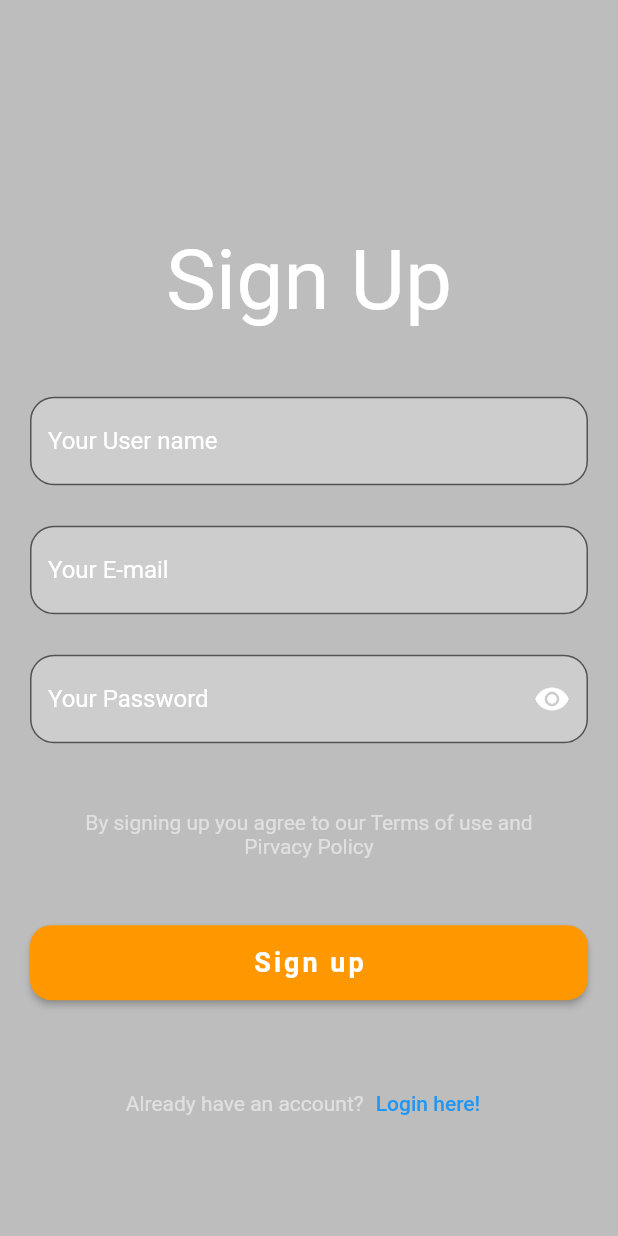
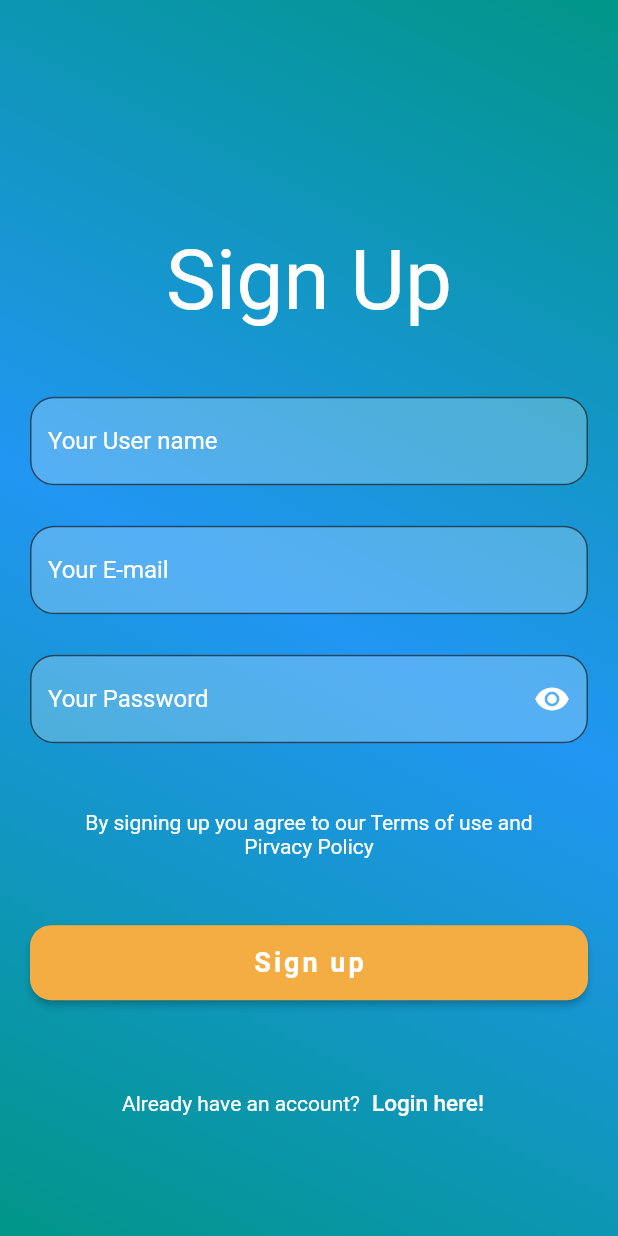
Before and after one commit to GyalbuSherpa5/RecipeApp, a Flutter app: the screen it shows after launch, after a tap on "Sign Up", on a phone screen of 412 x 824 dp. Run offline on Flutter 3.47's test engine with Material 2 defaults, Android fonts, the phone set to English and light mode, and no system bars; our stand-ins replace cloud_firestore, firebase_auth, firebase_core, firebase_storage, image_picker, shared_preferences; accounts and stored records are empty; network calls fail.

Commit message:
final touches

```diff
--- a/done-main/recipe/lib/page/dashBoard.dart
+++ b/done-main/recipe/lib/page/dashBoard.dart
@@ -18,9 +18,9 @@ class _DashBoardState extends State<DashBoard> {
   Widget build(BuildContext context) {
     return Scaffold(
         appBar: AppBar(
-          automaticallyImplyLeading: false,
+          leading: Image.asset("assets/images/logo.png"),
           title: const Text(
-            'Foodfolio',
+            'FoodFolio',
             style: TextStyle(
               fontFamily: 'CustomFont',
               fontSize: 24.0,
--- a/done-main/recipe/lib/views/loginView.dart
+++ b/done-main/recipe/lib/views/loginView.dart
@@ -42,17 +42,50 @@ class _LoginViewState extends State<LoginView> {
   @override
   Widget build(BuildContext context) {
     return Scaffold(
-      backgroundColor: Colors.black,
       body: Container(
+        decoration: const BoxDecoration(
+          gradient: LinearGradient(
+            begin: Alignment.topRight,
+            end: Alignment.bottomLeft,
+            colors: [
+              Colors.teal,
+              Colors.blue,
+              Colors.teal,
+            ],
+          ),
+        ),
         padding: const EdgeInsets.all(20),
         child: Column(
           children: [
             const Spacer(),
-            const CustomTitle(
-              text: 'Recipe',
+            SizedBox(
+              height: 220,
+              width: 250,
+              child: Column(
+                children: [
+                  Image.asset(
+                    "assets/images/logo.png",
+                  ),
+                  const Expanded(
+                    child: CustomTitle(
+                      text: 'FoodFolio',
+                    ),
+                  ),
+                ],
+              ),
             ),
-            const CustomTitle(
-              text: 'Log In',
+            const Expanded(
+              child: Text(
+                "Discover and create delicious recipes",
+                style: TextStyle(
+                  fontFamily: 'CustomFont',
+                  fontSize: 17.0,
+                  color: Colors.black87,
+                  letterSpacing: 2.0,
+                  wordSpacing: 4.0,
+                ),
+                textAlign: TextAlign.center,
+              ),
             ),
             const Spacer(),
             TextField(
@@ -116,7 +149,7 @@ class _LoginViewState extends State<LoginView> {
                 },
                 child: const Text(
                   'Forgot Password ?',
-                  style: TextStyle(color: Colors.grey),
+                  style: TextStyle(color: Colors.white),
                 ),
               ),
             ),
@@ -129,7 +162,7 @@ class _LoginViewState extends State<LoginView> {
               height: 50,
               shape: RoundedRectangleBorder(
                   borderRadius: BorderRadius.circular(14)),
-              color: Colors.orange,
+              color: const Color.fromARGB(255, 244, 173, 66),
               textColor: Colors.white,
               onPressed: () async {
                 final email = _email.text;
@@ -180,10 +213,10 @@ class _LoginViewState extends State<LoginView> {
             Row(
               mainAxisAlignment: MainAxisAlignment.center,
               children: [
-                Text(
+                const Text(
                   'Don\'t have an account ? ',
                   style: TextStyle(
-                    color: Colors.grey[300],
+                    color: Colors.white,
                     fontSize: 15,
                   ),
                 ),
@@ -198,6 +231,7 @@ class _LoginViewState extends State<LoginView> {
                     'Sign Up',
                     style: TextStyle(
                       fontSize: 15,
+                      color: Colors.white,
                     ),
                   ),
                 )
--- a/done-main/recipe/lib/views/registerView.dart
+++ b/done-main/recipe/lib/views/registerView.dart
@@ -47,8 +47,18 @@ class _RegisterViewState extends State<RegisterView> {
   @override
   Widget build(BuildContext context) {
     return Scaffold(
-      backgroundColor: Colors.black26,
       body: Container(
+        decoration: const BoxDecoration(
+          gradient: LinearGradient(
+            begin: Alignment.topRight,
+            end: Alignment.bottomLeft,
+            colors: [
+              Colors.teal,
+              Colors.blue,
+              Colors.teal,
+            ],
+          ),
+        ),
         padding: const EdgeInsets.all(20),
         child: Column(
           children: [
@@ -127,11 +137,11 @@ class _RegisterViewState extends State<RegisterView> {
             const Spacer(),
             SizedBox(
               width: MediaQuery.of(context).size.width * 0.8,
-              child: Text(
+              child: const Text(
                 'By signing up you agree to our Terms of use and Pirvacy Policy',
                 textAlign: TextAlign.center,
                 style: TextStyle(
-                  color: Colors.grey[300],
+                  color: Colors.white,
                 ),
               ),
             ),
@@ -141,7 +151,7 @@ class _RegisterViewState extends State<RegisterView> {
               height: 50,
               shape: RoundedRectangleBorder(
                   borderRadius: BorderRadius.circular(14)),
-              color: Colors.orange,
+              color: const Color.fromARGB(255, 244, 173, 66),
               textColor: Colors.white,
               onPressed: () async {
                 final email = _email.text;
@@ -180,10 +190,10 @@ class _RegisterViewState extends State<RegisterView> {
             Row(
               mainAxisAlignment: MainAxisAlignment.center,
               children: [
-                Text(
+                const Text(
                   'Already have an account?',
                   style: TextStyle(
-                    color: Colors.grey[300],
+                    color: Colors.white,
                   ),
                 ),
                 TextButton(
@@ -193,7 +203,13 @@ class _RegisterViewState extends State<RegisterView> {
                         (route) => false,
                       );
                     },
-                    child: const Text('Login here!')),
+                    child: const Text(
+                      'Login here!',
+                      style: TextStyle(
+                        fontSize: 15,
+                        color: Colors.white,
+                      ),
+                    )),
               ],
             ),
             const Spacer()
```
Also changed, not shown: done-main/recipe/assets/images/logo.png (added).
